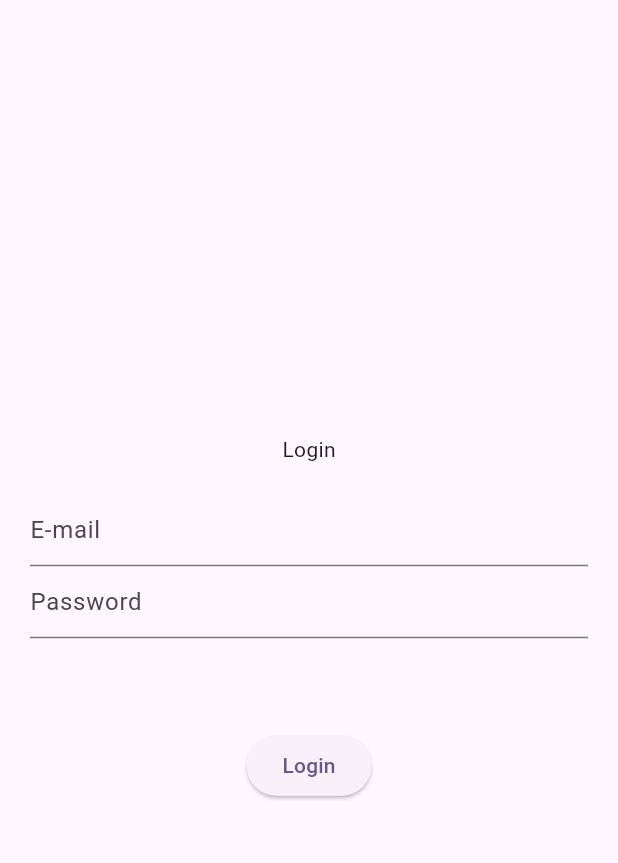
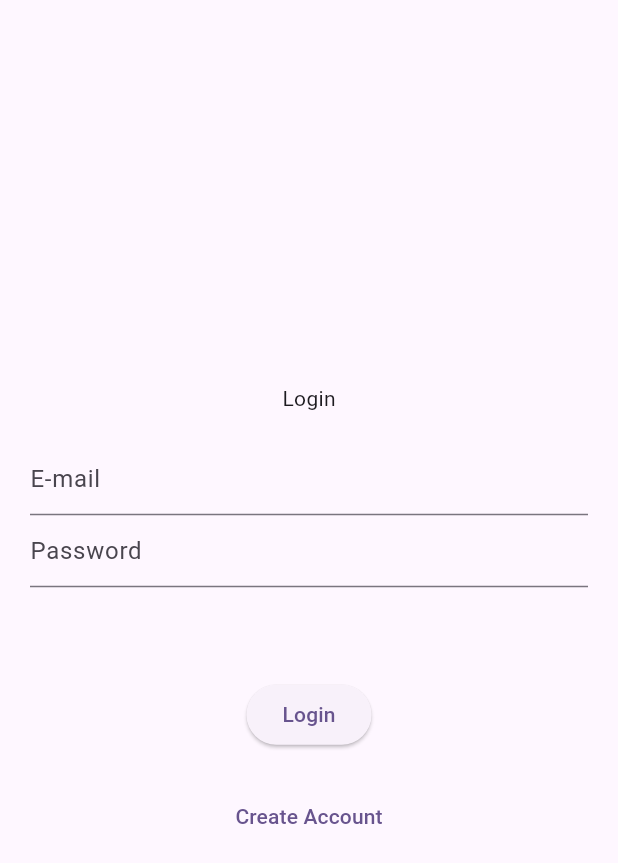
Before and after one commit to mateuszkasprzak94/fitness_prodigy, a Flutter app: the MainLoginPage screen opened directly, on a phone screen of 412 x 824 dp. Shown: the top 863 px of the screen. Run offline on Flutter 3.47's test engine with Material 2 defaults, Android fonts, the phone set to English and light mode, and no system bars; our stand-ins replace firebase_auth, firebase_core, google_fonts; accounts and stored records are empty.

Commit message:
Add registration

```diff
--- a/lib/app/before login/main_login_page.dart
+++ b/lib/app/before login/main_login_page.dart
@@ -15,6 +15,7 @@ class MainLoginPage extends StatefulWidget {
 
 class _MainLoginPageState extends State<MainLoginPage> {
   var errorMessage = '';
+  var isCreatingAccount = false;
 
   @override
   Widget build(BuildContext context) {
@@ -25,7 +26,7 @@ class _MainLoginPageState extends State<MainLoginPage> {
           child: Column(
             mainAxisAlignment: MainAxisAlignment.center,
             children: [
-              const Text('Login'),
+              Text(isCreatingAccount == true ? 'Register' : 'Login'),
               const SizedBox(
                 height: 20,
               ),
@@ -45,6 +46,21 @@ class _MainLoginPageState extends State<MainLoginPage> {
               const SizedBox(height: 20),
               ElevatedButton(
                 onPressed: () async {
+                  if (isCreatingAccount == true) {
+                    // rejestracja
+                    try {
+                      await FirebaseAuth.instance
+                          .createUserWithEmailAndPassword(
+                        email: widget.emailController.text,
+                        password: widget.passwordController.text,
+                      );
+                    } catch (error) {
+                      setState(() {
+                        errorMessage = error.toString();
+                      });
+                    }
+                  } else {
+                    // logowanie
                     try {
                       await FirebaseAuth.instance.signInWithEmailAndPassword(
                         email: widget.emailController.text,
@@ -55,9 +71,31 @@ class _MainLoginPageState extends State<MainLoginPage> {
                         errorMessage = error.toString();
                       });
                     }
+                  }
                 },
-                child: const Text('Login'),
+                child: Text(isCreatingAccount == true ? 'Register' : 'Login'),
               ),
+              const SizedBox(height: 20),
+              if (isCreatingAccount == false) ...[
+                TextButton(
+                  onPressed: () {
+                    setState(() {
+                      isCreatingAccount = true;
+                    });
+                  },
+                  child: const Text('Create Account'),
+                ),
+              ],
+              if (isCreatingAccount == true) ...[
+                TextButton(
+                  onPressed: () {
+                    setState(() {
+                      isCreatingAccount = false;
+                    });
+                  },
+                  child: const Text('Have an account?'),
+                ),
+              ],
             ],
           ),
         ),
```
Lines whose indentation alone changed are shown as unchanged.
